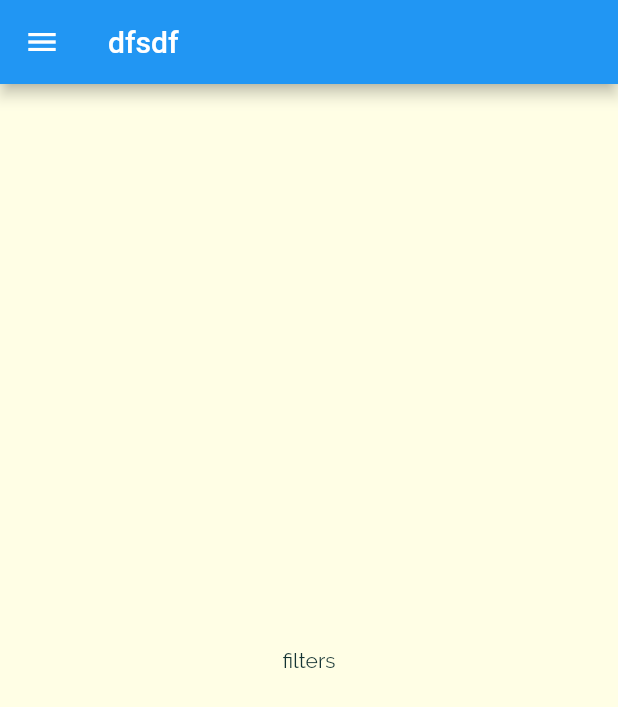
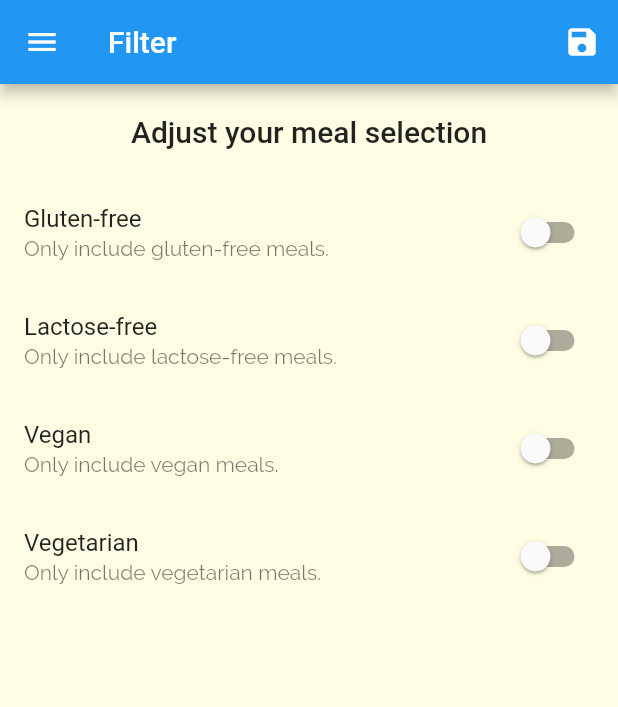
Before and after one commit to LynxLynxx/mealdeal_app, a Flutter app: the FiltersScreen screen opened by its route, on a phone screen of 412 x 824 dp. Shown: the top 707 px of the screen. Run offline on Flutter 3.47's test engine with Material 2 defaults, Android fonts, the phone set to English and light mode, and no system bars.

Commit message:
przekazanie danych pomiedzy seetings a main screen

```diff
--- a/lib/main.dart
+++ b/lib/main.dart
@@ -1,15 +1,54 @@
 import 'package:flutter/material.dart';
+import 'package:shop_app/dummy_data.dart';
 import 'package:shop_app/screen/category_meals_screen.dart';
 import 'package:shop_app/screen/filters_screen.dart';
 import 'package:shop_app/screen/meal_detail_screen.dart';
 import 'package:shop_app/screen/tabs_screen.dart';
 
+import 'models/meal.dart';
+
 void main() {
   runApp(const MyApp());
 }
 
-class MyApp extends StatelessWidget {
+class MyApp extends StatefulWidget {
   const MyApp({Key? key}) : super(key: key);
+
+  @override
+  State<MyApp> createState() => _MyAppState();
+}
+
+class _MyAppState extends State<MyApp> {
+  Map<String, bool> filters = {
+    "gluten": false,
+    "lactose": false,
+    "vegan": false,
+    "vegetarian": false
+  };
+
+  List<Meal> avaliableMeals = dummyMEALS;
+
+  void _setFilters(Map<String, bool> filterData) {
+    setState(() {
+      filters = filterData;
+
+      avaliableMeals = dummyMEALS.where((element) {
+        if (filters["gluten"]! && !element.isGlutenFree) {
+          return false;
+        }
+        if (filters["lactose"]! && !element.isLactoseFree) {
+          return false;
+        }
+        if (filters["vegan"]! && !element.isVegan) {
+          return false;
+        }
+        if (filters["vegetarian"]! && !element.isVegetarian) {
+          return false;
+        }
+        return true;
+      }).toList();
+    });
+  }
 
   // This widget is the root of your application.
   @override
@@ -31,9 +70,13 @@ class MyApp extends StatelessWidget {
       ),
       routes: {
         "/": (context) => const TabsScreen(),
-        "/category-meals": (context) => const CategoryMealsScreen(),
+        "/category-meals": (context) =>
+            CategoryMealsScreen(avaliableMeals: avaliableMeals),
         MealDetailScreen.routeName: ((context) => const MealDetailScreen()),
-        FiltersScreen.routeName: ((context) => const FiltersScreen()),
+        FiltersScreen.routeName: ((context) => FiltersScreen(
+              saveFilters: _setFilters,
+              currentFilters: filters,
+            )),
       },
     );
   }
--- a/lib/screen/filters_screen.dart
+++ b/lib/screen/filters_screen.dart
@@ -1,18 +1,104 @@
 import 'package:flutter/material.dart';
 import 'package:shop_app/widgets/main_drawer.dart';
 
-class FiltersScreen extends StatelessWidget {
+class FiltersScreen extends StatefulWidget {
   static const routeName = "/filters";
-  const FiltersScreen({Key? key}) : super(key: key);
+  const FiltersScreen(
+      {Key? key, required this.saveFilters, required this.currentFilters})
+      : super(key: key);
+
+  final Function saveFilters;
+  final Map<String, bool> currentFilters;
+
+  @override
+  State<FiltersScreen> createState() => _FiltersScreenState();
+}
+
+class _FiltersScreenState extends State<FiltersScreen> {
+  bool glutenFree = false;
+  bool vegetarian = false;
+  bool vegan = false;
+  bool lactoseFree = false;
+
+  @override
+  void initState() {
+    glutenFree = widget.currentFilters["gluten"]!;
+    vegetarian = widget.currentFilters["vegetarian"]!;
+    vegan = widget.currentFilters["vegan"]!;
+    lactoseFree = widget.currentFilters["lactose"]!;
+    super.initState();
+  }
+
+  Widget _buildSwitchListTile(
+      bool value, String title, String subtitle, Function(bool) updateValue) {
+    return SwitchListTile(
+      value: value,
+      onChanged: updateValue,
+      title: Text(title),
+      subtitle: Text(subtitle),
+    );
+  }
 
   @override
   Widget build(BuildContext context) {
     return Scaffold(
-      appBar: AppBar(title: Text("dfsdf")),
-      drawer: const MainDrawer(),
-      body: const Center(
-        child: Text("filters"),
-      ),
-    );
+        appBar: AppBar(
+          title: const Text("Filter"),
+          actions: [
+            IconButton(
+                onPressed: () {
+                  final selectedFilters = {
+                    "gluten": glutenFree,
+                    "lactose": lactoseFree,
+                    "vegan": vegan,
+                    "vegetarian": vegetarian
+                  };
+                  widget.saveFilters(selectedFilters);
+                },
+                icon: const Icon(Icons.save))
+          ],
+        ),
+        drawer: const MainDrawer(),
+        body: Column(
+          children: [
+            Container(
+              padding: const EdgeInsets.all(20),
+              child: Text(
+                "Adjust your meal selection",
+                style: Theme.of(context).textTheme.titleLarge,
+              ),
+            ),
+            Expanded(
+              child: ListView(
+                children: [
+                  _buildSwitchListTile(glutenFree, "Gluten-free",
+                      "Only include gluten-free meals.", (newValue) {
+                    setState(() {
+                      glutenFree = newValue;
+                    });
+                  }),
+                  _buildSwitchListTile(lactoseFree, "Lactose-free",
+                      "Only include lactose-free meals.", (newValue) {
+                    setState(() {
+                      lactoseFree = newValue;
+                    });
+                  }),
+                  _buildSwitchListTile(
+                      vegan, "Vegan", "Only include vegan meals.", (newValue) {
+                    setState(() {
+                      vegan = newValue;
+                    });
+                  }),
+                  _buildSwitchListTile(vegetarian, "Vegetarian",
+                      "Only include vegetarian meals.", (newValue) {
+                    setState(() {
+                      vegetarian = newValue;
+                    });
+                  }),
+                ],
+              ),
+            ),
+          ],
+        ));
   }
 }
```
Also changed, not shown: lib/screen/category_meals_screen.dart (+11 -4 lines).
